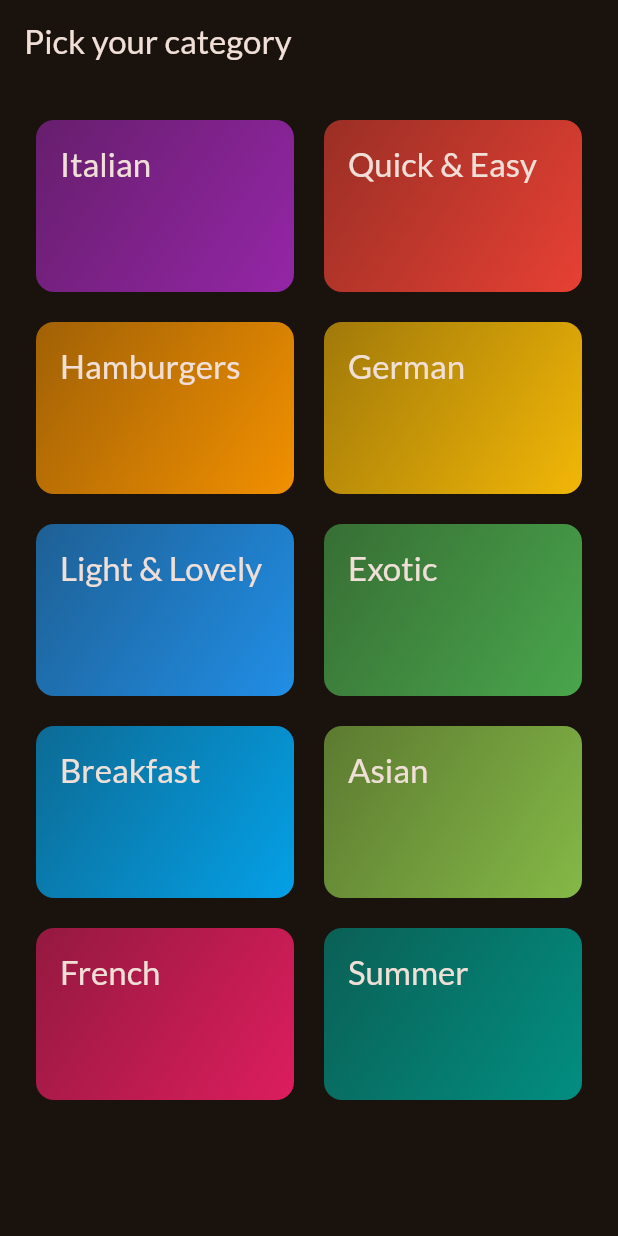
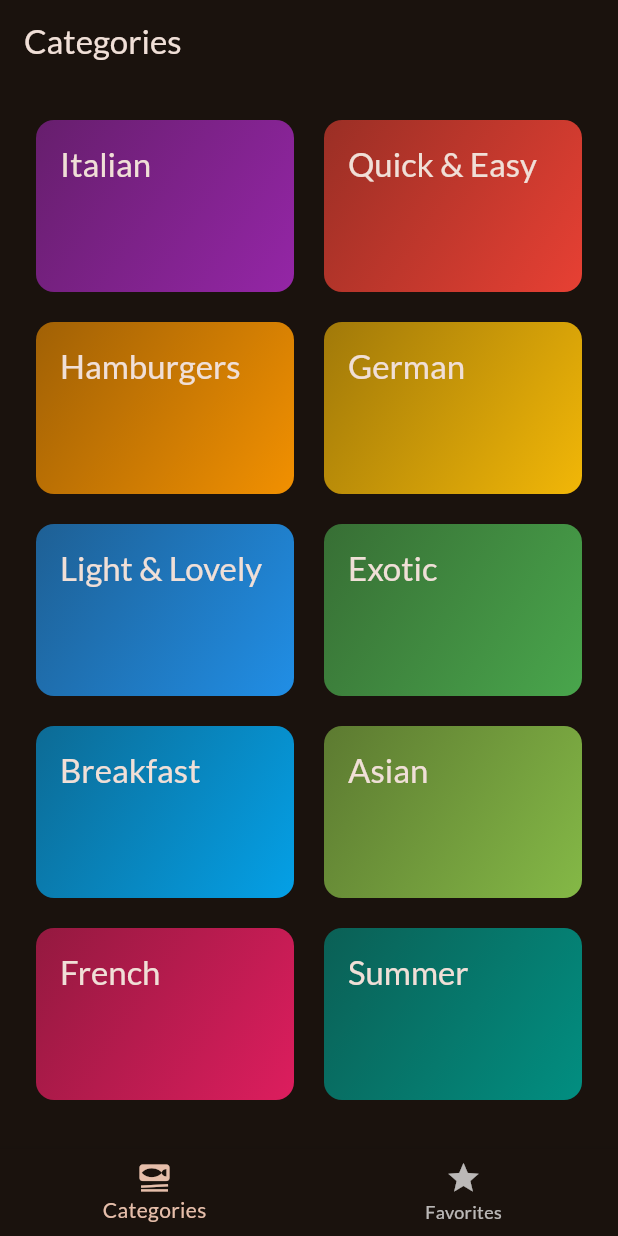
Before and after one commit to venomous-viper2465/temp_repo, a Flutter app: the screen it shows after launch, on a phone screen of 412 x 824 dp. Run offline on Flutter 3.47's test engine with Material 3 defaults, Android fonts, the phone set to English and light mode, and no system bars; our stand-ins replace google_fonts, transparent_image.

Commit message:
ui completed

```diff
--- a/lib/categories.dart
+++ b/lib/categories.dart
@@ -1,12 +1,15 @@
 import 'package:flutter/cupertino.dart';
 import 'package:flutter/material.dart';
+import 'package:food_tasks/meal.dart';
 import 'package:food_tasks/meals.dart';
 import 'category.dart';
 import 'dummy_data.dart';
 import 'category_grid_item.dart';
 
 class CategoriesScreen extends StatelessWidget {
-  CategoriesScreen({super.key});
+  CategoriesScreen({super.key, required this.onToggleFavorite});
+
+  void Function(Meal meal) onToggleFavorite;
 
   void _selectCategory(BuildContext context, Category category) {
     final filteredMeals = dummyMeals
@@ -15,18 +18,17 @@ class CategoriesScreen extends StatelessWidget {
     Navigator.push(
       context,
       MaterialPageRoute(
-          builder: (ctx) =>
-              MealsScreen(title: category.title, meals: filteredMeals)),
+          builder: (ctx) => MealsScreen(
+                title: category.title,
+                meals: filteredMeals,
+                onToggleFavorite: onToggleFavorite,
+              )),
     );
   }
 
   @override
   Widget build(BuildContext context) {
-    return Scaffold(
-      appBar: AppBar(
-        title: const Text('Pick your category'),
-      ),
-      body: GridView(
+    return GridView(
       padding: const EdgeInsets.all(24),
       gridDelegate: const SliverGridDelegateWithFixedCrossAxisCount(
         crossAxisCount: 2,
@@ -43,7 +45,6 @@ class CategoriesScreen extends StatelessWidget {
             },
           )
       ],
-      ),
     );
   }
 }
--- a/lib/main.dart
+++ b/lib/main.dart
@@ -1,4 +1,5 @@
 import 'package:flutter/material.dart';
+import 'package:food_tasks/tabs.dart';
 import 'package:google_fonts/google_fonts.dart';
 import 'package:food_tasks/categories.dart';
 
@@ -21,7 +22,7 @@ class MyApp extends StatelessWidget {
   @override
   Widget build(BuildContext context) {
     return MaterialApp(
-      theme: theme, home: CategoriesScreen(), // Todo ...,
+      theme: theme, home: TabScreen(), // Todo ...,
     );
   }
 }
--- /dev/null
+++ b/lib/tabs.dart
@@ -0,0 +1,81 @@
+import 'package:flutter/material.dart';
+import 'package:food_tasks/categories.dart';
+import 'package:food_tasks/meal.dart';
+import 'package:food_tasks/meals.dart';
+
+class TabScreen extends StatefulWidget {
+  const TabScreen({super.key});
+
+  @override
+  State<TabScreen> createState() => _TabScreenState();
+}
+
+class _TabScreenState extends State<TabScreen> {
+  int _selectedPageIndex = 0;
+  final List<Meal> _favoriteMeals = [];
+
+  void toggleMealFavoriteStatus(Meal meal) {
+    final isExisting = _favoriteMeals.contains(meal);
+
+    if (isExisting) {
+      _favoriteMeals.remove(meal);
+    } else {
+      _favoriteMeals.add(meal);
+    }
+  }
+
+  void _selectPage(int index) {
+    setState(() {
+      _selectedPageIndex = index;
+    });
+  }
+
+  late Widget activePage;
+  late var activePageTitle;
+  @override
+  void initState() {
+    Widget activePage = CategoriesScreen(
+      onToggleFavorite: toggleMealFavoriteStatus,
+    );
+    var activePageTitle = 'Categories';
+    super.initState();
+  }
+
+  @override
+  Widget build(BuildContext context) {
+    if (_selectedPageIndex == 1) {
+      activePageTitle = 'Your Favorites';
+      activePage = MealsScreen(
+        meals: [],
+        onToggleFavorite: toggleMealFavoriteStatus,
+      );
+    } else {
+      activePageTitle = 'Categories';
+      activePage = CategoriesScreen(
+        onToggleFavorite: toggleMealFavoriteStatus,
+      );
+    }
+    return Scaffold(
+      appBar: AppBar(
+        title: Text(activePageTitle),
+      ),
+      body: activePage,
+      bottomNavigationBar: BottomNavigationBar(
+        items: [
+          BottomNavigationBarItem(
+            icon: Icon(Icons.set_meal),
+            label: 'Categories',
+          ),
+          BottomNavigationBarItem(
+            icon: Icon(Icons.star),
+            label: 'Favorites',
+          ),
+        ],
+        onTap: (index) {
+          _selectPage(index);
+        },
+        currentIndex: _selectedPageIndex,
+      ),
+    );
+  }
+}
```
Also changed, not shown: lib/meal_details_screen.dart (added, +84 -0 lines), lib/meal_item.dart (+5 -2 lines), lib/meals.dart (+28 -4 lines). Lines whose indentation alone changed are shown as unchanged.
